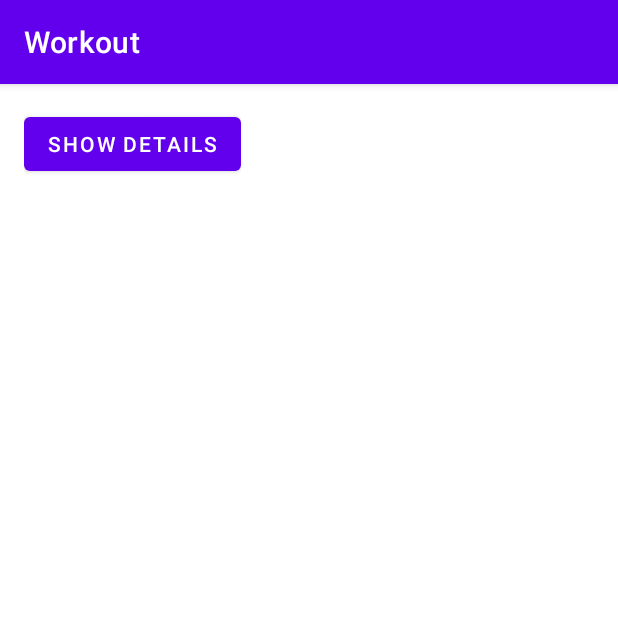
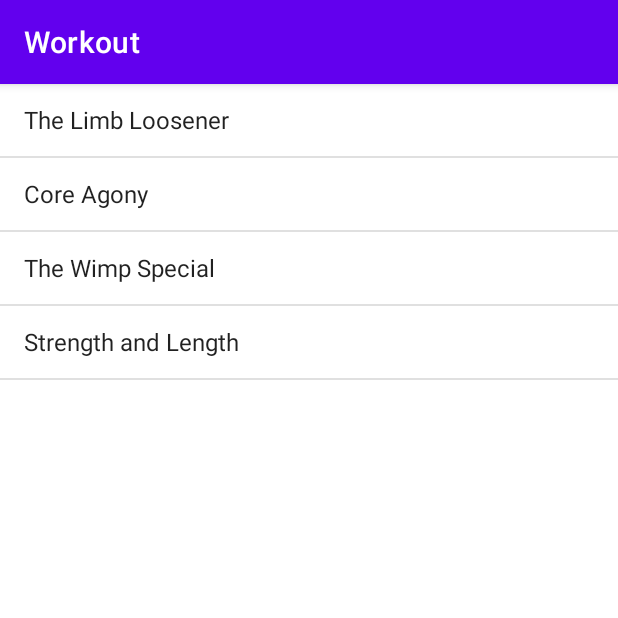
Before and after one commit to JonGracias/Ch11_Workout_Stopwatch_Fragment, an Android app: the screen it shows after launch (MainActivity), on a phone screen of 412 x 824 dp, the top half of it. Run offline under Robolectric (Android 15) with nearby library versions, the phone set to English and light mode, and no system bars.

Commit message:
Third Commit

```diff
--- a/app/src/main/java/com/hfad/workout/DetailActivity.java
+++ b/app/src/main/java/com/hfad/workout/DetailActivity.java
@@ -10,8 +10,8 @@ public class DetailActivity extends AppCompatActivity {
     protected void onCreate(Bundle savedInstanceState) {
         super.onCreate(savedInstanceState);
         setContentView(R.layout.activity_detail);
-        WorkoutDetailFragment fragment = (WorkoutDetailFragment)
+        WorkoutDetailFragment frag = (WorkoutDetailFragment)
                 getSupportFragmentManager().findFragmentById(R.id.detail_frag);
-        fragment.setWorkout(1);
+        frag.setWorkout(0);
     }
 }
--- a/app/src/main/java/com/hfad/workout/Workout.java
+++ b/app/src/main/java/com/hfad/workout/Workout.java
@@ -21,14 +21,14 @@ public class Workout {
         this.description = description;
     }
 
-    public String getName() {
-        return name;
-    }
 
     public String getDescription() {
         return description;
     }
 
+    public String getName() {
+        return name;
+    }
     public String toString() {
         return this.name;
     }
--- /dev/null
+++ b/app/src/main/java/com/hfad/workout/WorkoutListFragment.java
@@ -0,0 +1,30 @@
+package com.hfad.workout;
+
+import android.os.Bundle;
+
+import androidx.fragment.app.Fragment;
+import androidx.fragment.app.ListFragment;
+
+import android.view.LayoutInflater;
+import android.view.View;
+import android.view.ViewGroup;
+import android.widget.ArrayAdapter;
+
+public class WorkoutListFragment extends ListFragment {
+
+    @Override
+    public View onCreateView(LayoutInflater inflater, ViewGroup container,
+                             Bundle savedInstanceState) {
+        String[] names = new String[Workout.workouts.length];
+        for(int i = 0; i < names.length; i++) {
+            names[i] = Workout.workouts[i].getName();
+        }
+
+        ArrayAdapter<String> adapter = new ArrayAdapter<>(
+                inflater.getContext(),android.R.layout.simple_list_item_1,
+                names);
+        setListAdapter(adapter);
+
+        return super.onCreateView(inflater, container, savedInstanceState);
+    }
+}
--- a/app/src/main/res/layout/activity_main.xml
+++ b/app/src/main/res/layout/activity_main.xml
@@ -1,16 +1,5 @@
 <?xml version="1.0" encoding="utf-8"?>
-<LinearLayout xmlns:android="http://schemas.android.com/apk/res/android"
-    xmlns:tools="http://schemas.android.com/tools"
-    android:layout_width="wrap_content"
-    android:layout_height="wrap_content"
-    android:padding="16dp"
-    android:orientation="vertical"
-    tools:context=".MainActivity">
-
-    <Button
-        android:layout_width="wrap_content"
-        android:layout_height="wrap_content"
-        android:onClick="onShowDetails"
-        android:text="@string/details_button"/>
-
-</LinearLayout>
+<fragment xmlns:android="http://schemas.android.com/apk/res/android"
+    android:name="com.hfad.workout.WorkoutListFragment"
+    android:layout_height="match_parent"
+    android:layout_width="match_parent"/>
--- a/app/src/main/res/values/strings.xml
+++ b/app/src/main/res/values/strings.xml
@@ -4,4 +4,6 @@
     <!-- TODO: Remove or change this placeholder text -->
     <string name="workout_title">Title</string>
     <string name="workout_description">Description</string>
+    <!-- TODO: Remove or change this placeholder text -->
+    <string name="hello_blank_fragment">Hello blank fragment</string>
 </resources>
```
Also changed, not shown: app/src/main/java/com/hfad/workout/WorkoutDetailFragment.java (+1 -45 lines), app/src/main/res/layout/fragment_workout_detail.xml (+7 -2 lines).
